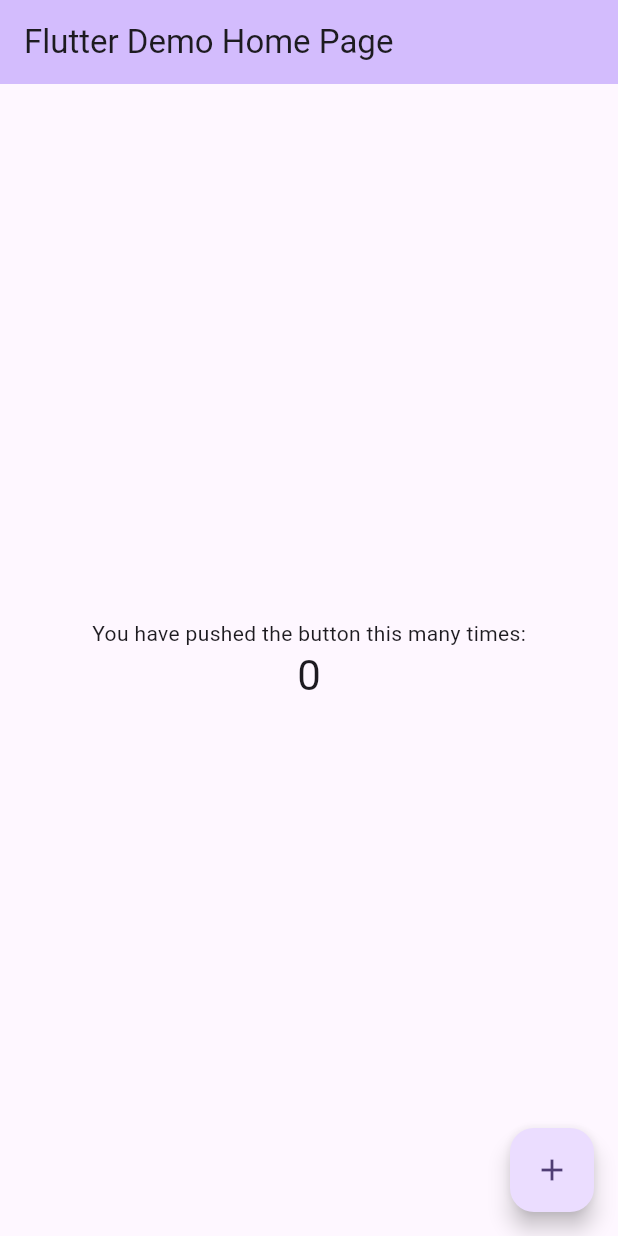
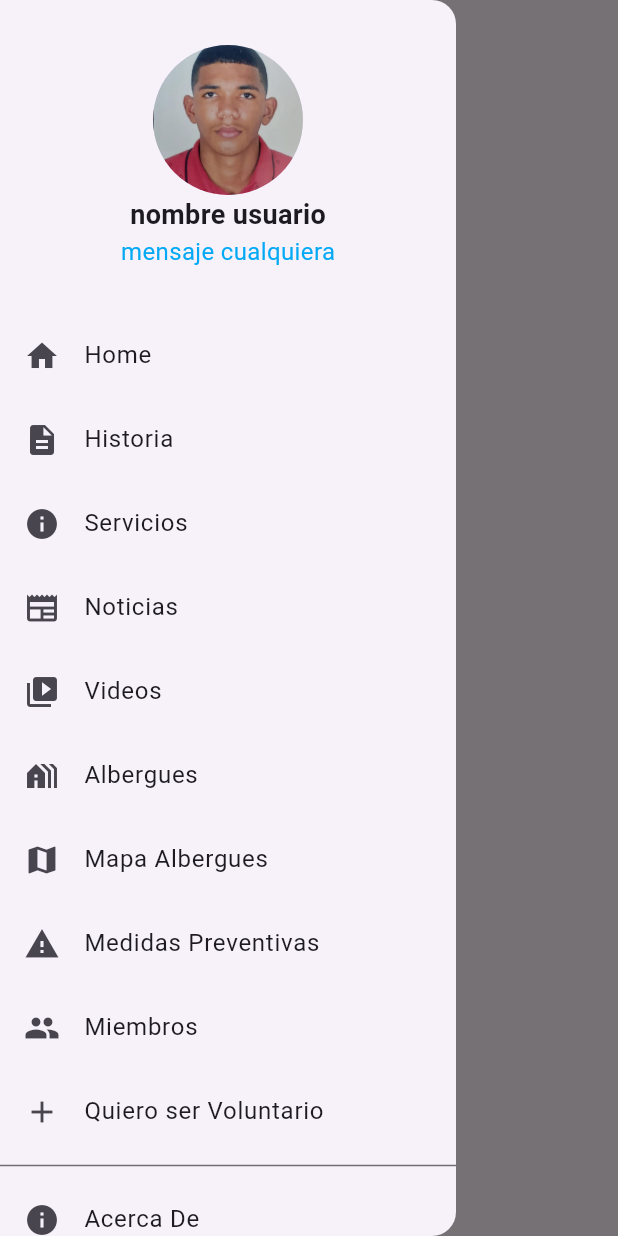
Before and after one commit to theboxPE/defensa_civil, a Flutter app: the screen it shows after launch, with the side drawer open (before the commit the screen has no drawer), on a phone screen of 412 x 824 dp. Run offline on Flutter 3.47's test engine with Material 3 defaults, Android fonts, the phone set to English and light mode, and no system bars.

Commit message:
creacion de page, y navbar

```diff
--- /dev/null
+++ b/lib/albergues.dart
@@ -0,0 +1 @@
+import 'package:flutter/material.dart';
--- /dev/null
+++ b/lib/historia.dart
@@ -0,0 +1 @@
+import 'package:flutter/material.dart';
--- /dev/null
+++ b/lib/login.dart
@@ -0,0 +1 @@
+import 'package:flutter/material.dart';
--- a/lib/main.dart
+++ b/lib/main.dart
@@ -1,125 +1,25 @@
+import 'package:defensa_civil/navbar.dart';
 import 'package:flutter/material.dart';
 
-void main() {
-  runApp(const MyApp());
-}
+void main() => runApp(const MyApp());
 
 class MyApp extends StatelessWidget {
   const MyApp({super.key});
 
-  // This widget is the root of your application.
   @override
   Widget build(BuildContext context) {
     return MaterialApp(
-      title: 'Flutter Demo',
-      theme: ThemeData(
-        // This is the theme of your application.
-        //
-        // TRY THIS: Try running your application with "flutter run". You'll see
-        // the application has a purple toolbar. Then, without quitting the app,
-        // try changing the seedColor in the colorScheme below to Colors.green
-        // and then invoke "hot reload" (save your changes or press the "hot
-        // reload" button in a Flutter-supported IDE, or press "r" if you used
-        // the command line to start the app).
-        //
-        // Notice that the counter didn't reset back to zero; the application
-        // state is not lost during the reload. To reset the state, use hot
-        // restart instead.
-        //
-        // This works for code too, not just values: Most code changes can be
-        // tested with just a hot reload.
-        colorScheme: ColorScheme.fromSeed(seedColor: Colors.deepPurple),
-        useMaterial3: true,
+      debugShowCheckedModeBanner: false,
+      title: 'Defensa Civil',
+      home: Scaffold(
+        drawer: const Navbar(),
+        appBar: AppBar(
+          title: const Text('Material App Bar'),
+        ),
+        body: const Center(
+          child: Text('Hello World'),
+        ),
       ),
-      home: const MyHomePage(title: 'Flutter Demo Home Page'),
     );
   }
 }
-
-class MyHomePage extends StatefulWidget {
-  const MyHomePage({super.key, required this.title});
-
-  // This widget is the home page of your application. It is stateful, meaning
-  // that it has a State object (defined below) that contains fields that affect
-  // how it looks.
-
-  // This class is the configuration for the state. It holds the values (in this
-  // case the title) provided by the parent (in this case the App widget) and
-  // used by the build method of the State. Fields in a Widget subclass are
-  // always marked "final".
-
-  final String title;
-
-  @override
-  State<MyHomePage> createState() => _MyHomePageState();
-}
-
-class _MyHomePageState extends State<MyHomePage> {
-  int _counter = 0;
-
-  void _incrementCounter() {
-    setState(() {
-      // This call to setState tells the Flutter framework that something has
-      // changed in this State, which causes it to rerun the build method below
-      // so that the display can reflect the updated values. If we changed
-      // _counter without calling setState(), then the build method would not be
-      // called again, and so nothing would appear to happen.
-      _counter++;
-    });
-  }
-
-  @override
-  Widget build(BuildContext context) {
-    // This method is rerun every time setState is called, for instance as done
-    // by the _incrementCounter method above.
-    //
-    // The Flutter framework has been optimized to make rerunning build methods
-    // fast, so that you can just rebuild anything that needs updating rather
-    // than having to individually change instances of widgets.
-    return Scaffold(
-      appBar: AppBar(
-        // TRY THIS: Try changing the color here to a specific color (to
-        // Colors.amber, perhaps?) and trigger a hot reload to see the AppBar
-        // change color while the other colors stay the same.
-        backgroundColor: Theme.of(context).colorScheme.inversePrimary,
-        // Here we take the value from the MyHomePage object that was created by
-        // the App.build method, and use it to set our appbar title.
-        title: Text(widget.title),
-      ),
-      body: Center(
-        // Center is a layout widget. It takes a single child and positions it
-        // in the middle of the parent.
-        child: Column(
-          // Column is also a layout widget. It takes a list of children and
-          // arranges them vertically. By default, it sizes itself to fit its
-          // children horizontally, and tries to be as tall as its parent.
-          //
-          // Column has various properties to control how it sizes itself and
-          // how it positions its children. Here we use mainAxisAlignment to
-          // center the children vertically; the main axis here is the vertical
-          // axis because Columns are vertical (the cross axis would be
-          // horizontal).
-          //
-          // TRY THIS: Invoke "debug painting" (choose the "Toggle Debug Paint"
-          // action in the IDE, or press "p" in the console), to see the
-          // wireframe for each widget.
-          mainAxisAlignment: MainAxisAlignment.center,
-          children: <Widget>[
-            const Text(
-              'You have pushed the button this many times:',
-            ),
-            Text(
-              '$_counter',
-              style: Theme.of(context).textTheme.headlineMedium,
-            ),
-          ],
-        ),
-      ),
-      floatingActionButton: FloatingActionButton(
-        onPressed: _incrementCounter,
-        tooltip: 'Increment',
-        child: const Icon(Icons.add),
-      ), // This trailing comma makes auto-formatting nicer for build methods.
-    );
-  }
-}
--- /dev/null
+++ b/lib/mapa_albergues.dart
@@ -0,0 +1 @@
+import 'package:flutter/material.dart';
--- /dev/null
+++ b/lib/medidas_preventivas.dart
@@ -0,0 +1 @@
+import 'package:flutter/material.dart';
--- /dev/null
+++ b/lib/miembros.dart
@@ -0,0 +1 @@
+import 'package:flutter/material.dart';
--- /dev/null
+++ b/lib/navbar.dart
@@ -0,0 +1,143 @@
+import 'package:defensa_civil/main.dart';
+import 'package:defensa_civil/servicios.dart';
+import 'package:flutter/material.dart' show AssetImage, BuildContext, CircleAvatar, Colors, Column, Divider, Drawer, EdgeInsets, FontWeight, Icon, Icons, ListTile, MaterialPageRoute, Navigator, Padding, SizedBox, StatelessWidget, Text, TextStyle, Widget;
+
+
+class Navbar extends StatelessWidget {
+  const Navbar({super.key});
+
+  @override
+  Widget build(BuildContext context) {
+    return Drawer(
+      child: Padding(
+        padding: const EdgeInsets.only(top: 30.0),
+        child: Column(
+          children: [
+            const CircleAvatar(
+              radius: 50,
+              backgroundImage: AssetImage('assets/fp.jpg') //foto para un usuario o lo que sea mas bonito
+            ),
+            const Text(
+              'nombre usuario', //nombre de usuario si asi lo prefieren
+              style: TextStyle(fontSize: 18, fontWeight: FontWeight.bold),
+            ),
+            const Text(
+              'mensaje cualquiera', //se puede poner un mensaje cualquiera para este campo
+              style: TextStyle(fontSize: 16, color: Colors.lightBlue),
+            ),
+            const SizedBox(height: 30.0),
+            ListTile(
+              leading: const Icon(Icons.home),
+              title: const Text('Home'),
+              onTap: () {
+                Navigator.of(context).push(MaterialPageRoute(
+                  builder: (context) => const MyApp(),
+                ));
+              },
+            ),
+            ListTile(
+              leading: const Icon(Icons.description),
+              title: const Text('Historia'),
+              onTap: () {
+                Navigator.of(context).push(MaterialPageRoute(
+                  builder: (context) => const MyApp(),
+                ));
+              },
+            ),
+            ListTile(
+              leading: const Icon(Icons.info),
+              title: const Text('Servicios'),
+              onTap: () {
+                Navigator.of(context).push(MaterialPageRoute(
+                  builder: (context) => const Servicios(),
+                ));
+              },
+            ),
+            ListTile(
+              leading: const Icon(Icons.newspaper),
+              title: const Text('Noticias'),
+              onTap: () {
+                Navigator.of(context).push(MaterialPageRoute(
+                  builder: (context) => const MyApp(),
+                ));
+              },
+            ),
+            ListTile(
+              leading: const Icon(Icons.video_library),
+              title: const Text('Videos'),
+              onTap: () {
+                Navigator.of(context).push(MaterialPageRoute(
+                  builder: (context) => const MyApp(),
+                ));
+              },
+            ),
+            ListTile(
+              leading: const Icon(Icons.holiday_village),
+              title: const Text('Albergues'),
+              onTap: () {
+                Navigator.of(context).push(MaterialPageRoute(
+                  builder: (context) => const MyApp(),
+                ));
+              },
+            ),
+            ListTile(
+              leading: const Icon(Icons.map),
+              title: const Text('Mapa Albergues'),
+              onTap: () {
+                Navigator.of(context).push(MaterialPageRoute(
+                  builder: (context) => const MyApp(),
+                ));
+              },
+            ),
+            ListTile(
+              leading: const Icon(Icons.warning),
+              title: const Text('Medidas Preventivas'),
+              onTap: () {
+                Navigator.of(context).push(MaterialPageRoute(
+                  builder: (context) => const MyApp(),
+                ));
+              },
+            ),
+            ListTile(
+              leading: const Icon(Icons.group),
+              title: const Text('Miembros'),
+              onTap: () {
+                Navigator.of(context).push(MaterialPageRoute(
+                  builder: (context) => const MyApp(),
+                ));
+              },
+            ),
+            ListTile(
+              leading: const Icon(Icons.add),
+              title: const Text('Quiero ser Voluntario'),
+              onTap: () {
+                Navigator.of(context).push(MaterialPageRoute(
+                  builder: (context) => const MyApp(),
+                ));
+              },
+            ),
+            const Divider(color: Colors.black54),
+            ListTile(
+              leading: const Icon(Icons.info),
+              title: const Text('Acerca De'),
+              onTap: () {
+                Navigator.of(context).push(MaterialPageRoute(
+                  builder: (context) => const MyApp(),
+                ));
+              },
+            ),
+            ListTile(
+              leading: const Icon(Icons.login),
+              title: const Text('Iniciar Sesión'),
+              onTap: () {
+                Navigator.of(context).push(MaterialPageRoute(
+                  builder: (context) => const MyApp(),
+                ));
+              },
+            ),
+          ],
+        ),
+      ),
+    );
+  }
+}
--- /dev/null
+++ b/lib/noticias.dart
@@ -0,0 +1 @@
+import 'package:flutter/material.dart';
--- /dev/null
+++ b/lib/videos.dart
@@ -0,0 +1 @@
+import 'package:flutter/material.dart';
--- /dev/null
+++ b/lib/voluntario.dart
@@ -0,0 +1 @@
+import 'package:flutter/material.dart';
--- a/pubspec.yaml
+++ b/pubspec.yaml
@@ -35,6 +35,7 @@ dependencies:
   # The following adds the Cupertino Icons font to your application.
   # Use with the CupertinoIcons class for iOS style icons.
   cupertino_icons: ^1.0.6
+  http: ^1.2.1
 
 dev_dependencies:
   flutter_test:
@@ -59,8 +60,8 @@ flutter:
   uses-material-design: true
 
   # To add assets to your application, add an assets section, like this:
-  # assets:
-  #   - images/a_dot_burr.jpeg
+  assets:
+    - assets
   #   - images/a_dot_ham.jpeg
 
   # An image asset can refer to one or more resolution-specific "variants", see
```
Also changed, not shown: lib/servicios.dart (added, +97 -0 lines), assets/fp.jpg (added), pubspec.lock.
